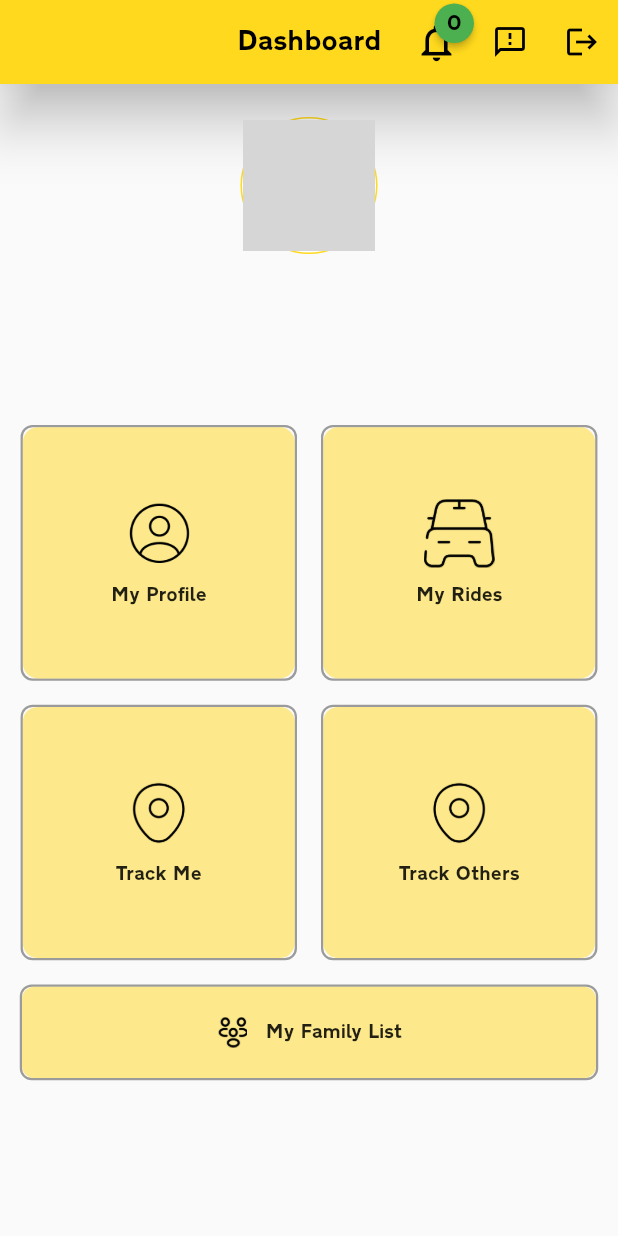
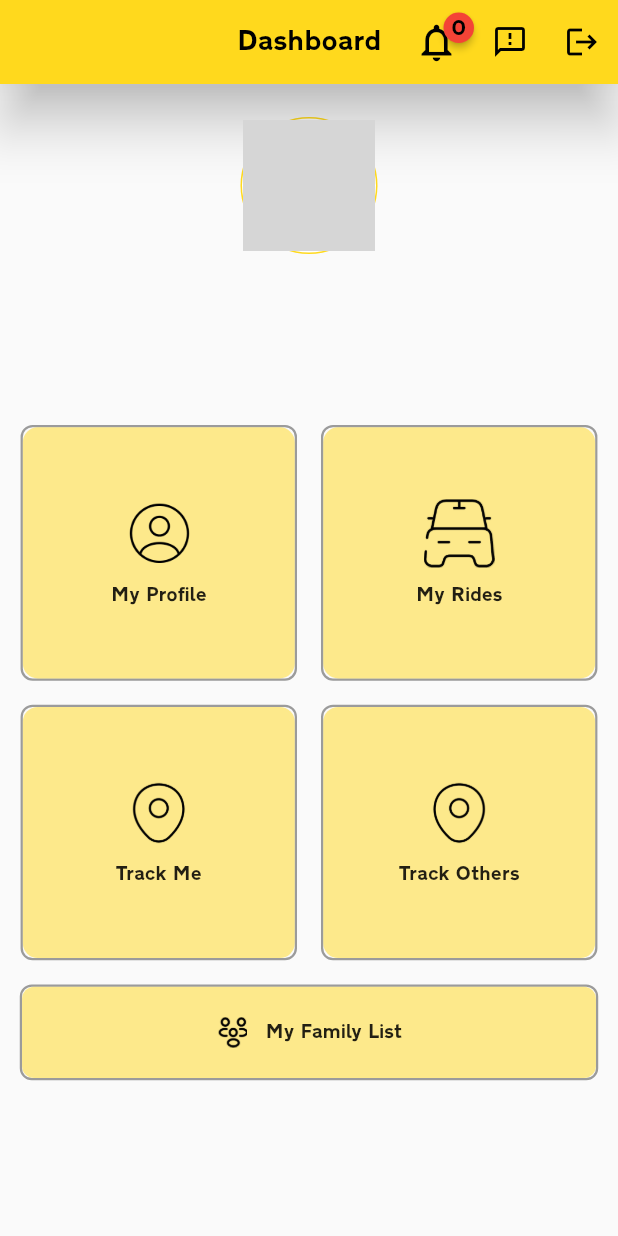
Before and after one commit to sanjaysharmajw/new_rider_safe_travel, a Flutter app: the MainPage screen opened directly, on a phone screen of 412 x 824 dp. Run offline on Flutter 3.47's test engine with Material 2 defaults, Android fonts, the phone set to English and light mode, and no system bars; drawn by our look-alikes of badges; our stand-ins replace another_flushbar, cached_network_image, email_validator, firebase_core, firebase_messaging, flutter_local_notifications and 13 more; missing offline and left inert: age_calculator, flutter_polyline_points, majascan, otp_timer_button, overlay_loading_progress; accounts and stored records are empty; network calls fail; grey boxes are pictures that could not be loaded.

Commit message:
code merged

```diff
--- a/lib/LoginModule/MainPage.dart
+++ b/lib/LoginModule/MainPage.dart
@@ -1,7 +1,7 @@
 import 'dart:io';
-import 'package:badges/badges.dart';
 import 'package:http/http.dart' as http;
 import 'dart:async';
+import 'package:badges/badges.dart' as badges;
 import 'dart:convert';
 import 'package:flutter/material.dart';
 import 'package:flutter/services.dart';
@@ -173,14 +173,14 @@ var userId;
                 await countNotification();
               }
             },
-            child: Badge(
-              padding: const EdgeInsets.symmetric(vertical: 15,horizontal: 8),
-              badgeContent:  Text(
-                countNitification.toString(),
-                style: const TextStyle(color: CustomColor.black,fontSize: 15, fontFamily: 'transport',),
+            child: Center(
+              child: badges.Badge(
+                badgeContent:  Text(
+                  countNitification.toString(),
+                  style: const TextStyle(color: CustomColor.black,fontSize: 15, fontFamily: 'transport',),
+                ),
+                child: const Icon(Icons.notifications_outlined, size: 30,color: CustomColor.black,),
               ),
-              badgeColor: Colors.green,
-              child: const Icon(Icons.notifications_outlined, size: 30,color: CustomColor.black,),
             ),
           ),
           const SizedBox(width: 10),
--- a/pubspec.yaml
+++ b/pubspec.yaml
@@ -55,7 +55,7 @@ dependencies:
   flutter_screenutil: ^5.6.0
   age_calculator: ^1.0.0
   fluttertoast: ^8.1.2
-  badges: ^2.0.3
+  badges: ^3.0.2
   flutter_polyline_points: ^1.0.0
   flutter_typeahead: ^4.1.1
   autocomplete_textfield: ^2.0.1
```
Also changed, not shown: pubspec.lock.
